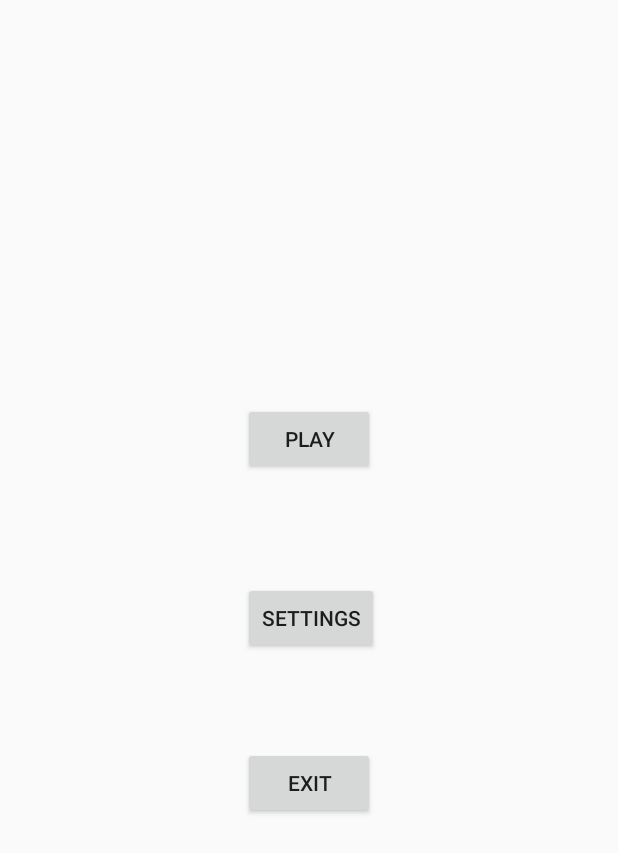
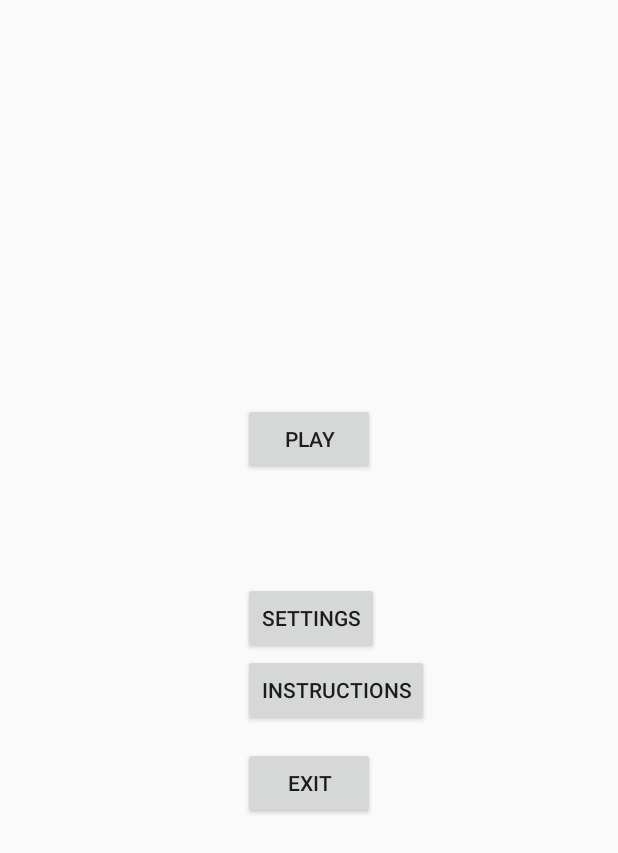
Before and after one commit to kmuralidharan91/two-sides, an Android app: the screen it shows after launch (HomeActivity), on a phone screen of 412 x 824 dp. Shown: the top 853 px of the screen. Run offline under Robolectric (Android 15) with nearby library versions, the phone set to English and light mode, and no system bars; 1 statement that could not run was skipped.

Commit message:
Instructions for game done

```diff
--- a/app/src/main/AndroidManifest.xml
+++ b/app/src/main/AndroidManifest.xml
@@ -30,6 +30,10 @@
             android:name=".SettingsActivity"
             android:label="@string/title_activity_settings" >
         </activity>
+        <activity
+            android:name=".InstructionsActivity"
+            android:label="@string/title_activity_instructions" >
+        </activity>
     </application>
 
 </manifest>
--- a/app/src/main/java/ashok/com/twosides/HomeActivity.java
+++ b/app/src/main/java/ashok/com/twosides/HomeActivity.java
@@ -22,6 +22,7 @@ public class HomeActivity extends Activity {
         Button play = (Button)findViewById(R.id.bt_play);
         Button exit = (Button)findViewById(R.id.bt_exit);
         Button setting = (Button)findViewById(R.id.bt_settings);
+        Button instructions = (Button)findViewById(R.id.bt_instructions);
 
         play.setOnClickListener(new View.OnClickListener() {
             @Override
@@ -39,6 +40,14 @@ public class HomeActivity extends Activity {
             }
         });
 
+        instructions.setOnClickListener(new View.OnClickListener() {
+            @Override
+            public void onClick(View view) {
+                Intent intent=new Intent(getApplicationContext(),InstructionsActivity.class);
+                startActivity(intent);
+            }
+        });
+
         exit.setOnClickListener(new View.OnClickListener() {
             @Override
             public void onClick(View v) {
--- a/app/src/main/res/layout/activity_home.xml
+++ b/app/src/main/res/layout/activity_home.xml
@@ -28,7 +28,15 @@
         android:layout_centerVertical="true"
         android:layout_alignLeft="@+id/bt_play"
         android:layout_alignStart="@+id/bt_play" />
-
+    <Button
+            android:layout_width="wrap_content"
+            android:layout_height="wrap_content"
+            android:text="Instructions"
+            android:id="@+id/bt_instructions"
+            android:layout_below="@+id/bt_settings"
+            android:layout_centerVertical="true"
+            android:layout_alignLeft="@+id/bt_play"
+            android:layout_alignStart="@+id/bt_play" />
     <Button
         android:layout_width="wrap_content"
         android:layout_height="wrap_content"
--- a/app/src/main/res/layout/activity_settings.xml
+++ b/app/src/main/res/layout/activity_settings.xml
@@ -12,7 +12,7 @@
 
 </LinearLayout>
     <TextView
-        android:text="Settings Page"
+        android:text="Settings"
         android:layout_width="wrap_content"
         android:layout_height="wrap_content"
         android:gravity="center"
--- a/app/src/main/res/values/strings.xml
+++ b/app/src/main/res/values/strings.xml
@@ -4,4 +4,5 @@
     <string name="hello_world">Hello world!</string>
     <string name="action_settings">Settings</string>
     <string name="title_activity_settings">SettingsActivity</string>
+    <string name="title_activity_instructions">InstructionsActivity</string>
 </resources>
```
Also changed, not shown: app/src/main/java/ashok/com/twosides/InstructionsActivity.java (added, +45 -0 lines), app/src/main/res/layout/activity_instructions.xml (added, +25 -0 lines), app/src/main/res/menu/menu_instructions.xml (added, +7 -0 lines).
